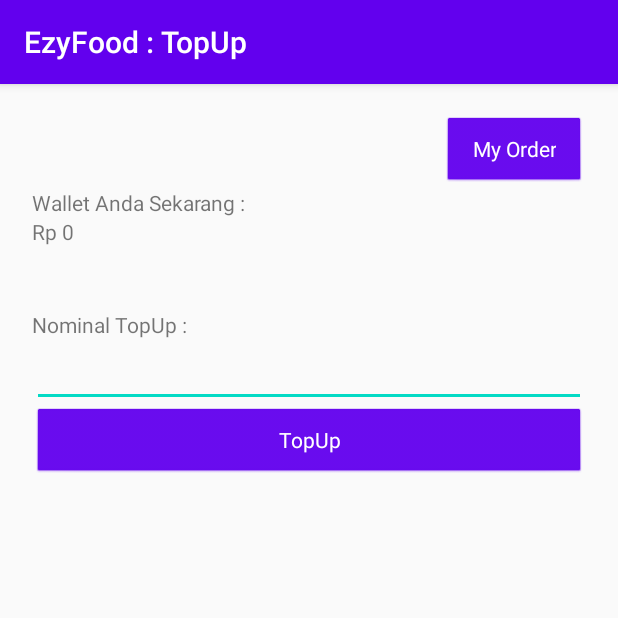
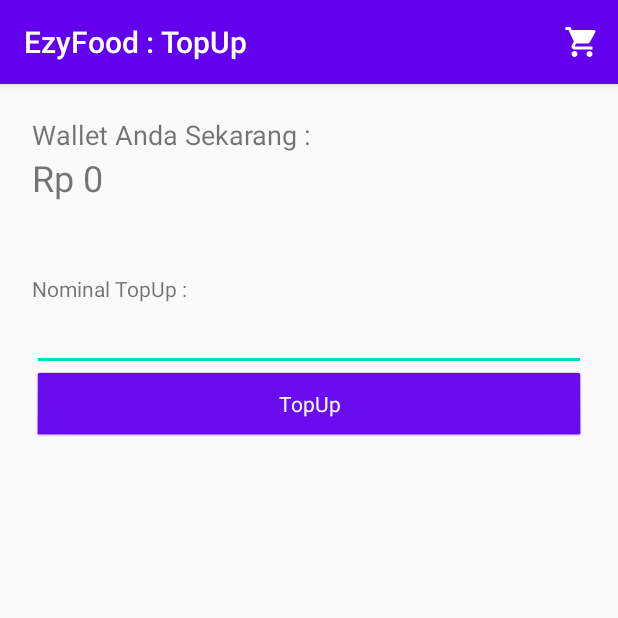
Before and after one commit to jeremyleonardo/ezyfood, an Android app: the screen it shows after launch (TopUpActivity), after a tap on "TopUp", on a phone screen of 412 x 824 dp, the top half of it. Run offline under Robolectric (Android 15) with nearby library versions, the phone set to English and light mode, and no system bars.

Commit message:
add option menu, enhance styles

```diff
--- a/app/src/main/java/com/jeremyleonardo/ezyfood/MainActivity.java
+++ b/app/src/main/java/com/jeremyleonardo/ezyfood/MainActivity.java
@@ -1,9 +1,13 @@
 package com.jeremyleonardo.ezyfood;
 
+import androidx.annotation.NonNull;
 import androidx.appcompat.app.AppCompatActivity;
 
 import android.content.Intent;
 import android.os.Bundle;
+import android.view.Menu;
+import android.view.MenuInflater;
+import android.view.MenuItem;
 import android.view.View;
 
 public class MainActivity extends AppCompatActivity {
@@ -14,6 +18,21 @@ public class MainActivity extends AppCompatActivity {
         setContentView(R.layout.activity_main);
         getSupportActionBar().setTitle("EzyFood");
         getSupportActionBar().setSubtitle("2201731106 - Jeremy Leonardo");
+    }
+
+    @Override
+    public boolean onCreateOptionsMenu(Menu menu) {
+        MenuInflater inflater = getMenuInflater();
+        inflater.inflate(R.menu.default_menu, menu);
+        return super.onCreateOptionsMenu(menu);
+    }
+
+    @Override
+    public boolean onOptionsItemSelected(@NonNull MenuItem item) {
+        if(item.getItemId() == R.id.cartMenu){
+            openCart();
+        }
+        return super.onOptionsItemSelected(item);
     }
 
     public void openView(View view) {
@@ -42,7 +61,7 @@ public class MainActivity extends AppCompatActivity {
         }
     }
 
-    public void openCart(View view){
+    public void openCart(){
         Intent intent = new Intent(this, CartActivity.class);
         startActivity(intent);
     }
--- a/app/src/main/java/com/jeremyleonardo/ezyfood/TopUpActivity.java
+++ b/app/src/main/java/com/jeremyleonardo/ezyfood/TopUpActivity.java
@@ -1,9 +1,13 @@
 package com.jeremyleonardo.ezyfood;
 
+import androidx.annotation.NonNull;
 import androidx.appcompat.app.AppCompatActivity;
 
 import android.content.Intent;
 import android.os.Bundle;
+import android.view.Menu;
+import android.view.MenuInflater;
+import android.view.MenuItem;
 import android.view.View;
 import android.widget.EditText;
 import android.widget.TextView;
@@ -18,6 +22,21 @@ public class TopUpActivity extends AppCompatActivity {
         getSupportActionBar().setTitle("EzyFood : TopUp");
 
         setWalletBalance();
+    }
+
+    @Override
+    public boolean onCreateOptionsMenu(Menu menu) {
+        MenuInflater inflater = getMenuInflater();
+        inflater.inflate(R.menu.default_menu, menu);
+        return super.onCreateOptionsMenu(menu);
+    }
+
+    @Override
+    public boolean onOptionsItemSelected(@NonNull MenuItem item) {
+        if(item.getItemId() == R.id.cartMenu){
+            openCart();
+        }
+        return super.onOptionsItemSelected(item);
     }
 
     private void setWalletBalance(){
@@ -43,7 +62,7 @@ public class TopUpActivity extends AppCompatActivity {
 
     }
 
-    public void openCart(View view){
+    public void openCart(){
         Intent intent = new Intent(this, CartActivity.class);
         startActivity(intent);
     }
--- a/app/src/main/res/layout/activity_top_up.xml
+++ b/app/src/main/res/layout/activity_top_up.xml
@@ -10,40 +10,31 @@
     <LinearLayout
         android:layout_width="match_parent"
         android:layout_height="match_parent"
-        android:orientation="vertical">
-
-        <LinearLayout
-            android:layout_width="match_parent"
-            android:layout_height="wrap_content"
-            android:gravity="end"
-            android:orientation="vertical">
-
-            <Button
-                android:id="@+id/button5"
-                android:layout_width="wrap_content"
-                android:layout_height="wrap_content"
-                android:onClick="openCart"
-                android:text="My Order" />
-        </LinearLayout>
+        android:orientation="vertical"
+        tools:layout_editor_absoluteX="0dp"
+        tools:layout_editor_absoluteY="0dp">
 
         <TextView
             android:id="@+id/label"
             android:layout_width="match_parent"
             android:layout_height="wrap_content"
-            android:text="Wallet Anda Sekarang :" />
+            android:text="Wallet Anda Sekarang :"
+            android:textSize="18sp" />
 
         <TextView
             android:id="@+id/tvWallet"
             android:layout_width="match_parent"
             android:layout_height="wrap_content"
-            android:text="Rp 0" />
+            android:text="Rp 0"
+            android:textSize="24sp" />
 
         <TextView
             android:id="@+id/label2"
             android:layout_width="match_parent"
             android:layout_height="wrap_content"
-            android:layout_marginTop="64px"
-            android:text="Nominal TopUp :" />
+            android:layout_marginTop="48dp"
+            android:text="Nominal TopUp :"
+            android:textSize="14sp" />
 
         <EditText
             android:id="@+id/etTopUpAmount"
--- /dev/null
+++ b/app/src/main/res/menu/default_menu.xml
@@ -0,0 +1,9 @@
+<?xml version="1.0" encoding="utf-8"?>
+<menu xmlns:app="http://schemas.android.com/apk/res-auto"
+    xmlns:android="http://schemas.android.com/apk/res/android">
+    <item
+        android:id="@+id/cartMenu"
+        android:icon="@drawable/ic_shopping_cart_24_white"
+        android:title="Item"
+        app:showAsAction="always" />
+</menu>
```
Also changed, not shown: app/src/main/java/com/jeremyleonardo/ezyfood/CatalogActivity.java (+19 -1 lines), app/src/main/java/com/jeremyleonardo/ezyfood/OrderActivity.java (+19 -1 lines), app/src/main/res/drawable/ic_checked_250_colored.xml (added, +7 -0 lines), app/src/main/res/layout/activity_cart.xml (+5 -4 lines), app/src/main/res/layout/activity_catalog.xml (+0 -13 lines), app/src/main/res/layout/activity_main.xml (+1 -16 lines), app/src/main/res/layout/activity_order.xml (+0 -14 lines), app/src/main/res/layout/activity_receipt.xml (+35 -14 lines).
